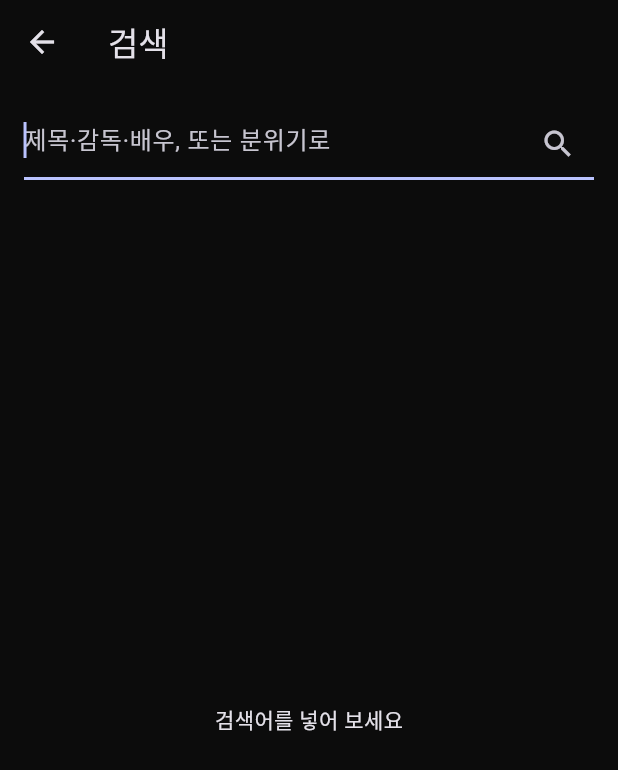
After one commit to musqat/starchive, a Flutter app: the screen it shows after launch, after a tap on the "search" icon, on a phone screen of 412 x 824 dp. The commit adds this screen. Shown: the top 770 px of the screen. Run offline on Flutter 3.47's test engine with Material 3 defaults, Android fonts, the phone set to English and light mode, and no system bars; our stand-ins replace flutter_riverpod, flutter_secure_storage; network calls fail.

Commit message:
feat: 앱에 검색 화면을 붙인다
제목·이름과 분위기를 한 창에서 찾는다. 자연어로 물으면 결과 위에 LLM 한 줄이 붙는다. 분당 20회 제한이 있어 완료를 눌렀을 때만 부른다.

```diff
--- a/mobile/lib/models/recommendation.dart
+++ b/mobile/lib/models/recommendation.dart
@@ -35,8 +35,8 @@ class RecommendationList {
   factory RecommendationList.fromJson(Map<String, dynamic> json) {
     return RecommendationList(
       items: (json['items'] as List)
-      .map((e) => Recommendation.fromJson(e as Map<String, dynamic>))
-      .toList(),
+          .map((e) => Recommendation.fromJson(e as Map<String, dynamic>))
+          .toList(),
       ratedCount: json['rated_count'] as int,
       requiredCount: json['required_count'] as int,
       requiredRating: (json['required_rating'] as num).toDouble(),
--- /dev/null
+++ b/mobile/lib/providers/search_provider.dart
@@ -0,0 +1,19 @@
+import 'package:flutter_riverpod/flutter_riverpod.dart';
+
+import '../models/search_result.dart';
+import 'auth_provider.dart';
+
+/// 검색. 검색어가 비면 부르지 않는다
+final searchProvider = FutureProvider.family<SearchResult?, String>((
+  ref,
+  query,
+) async {
+  if (query.isEmpty) {
+    return null;
+  }
+  final api = ref.read(apiClientProvider);
+
+  return SearchResult.fromJson(
+    await api.get('/search?q=${Uri.encodeQueryComponent(query)}'),
+  );
+});
--- a/mobile/lib/screens/home_screen.dart
+++ b/mobile/lib/screens/home_screen.dart
@@ -8,6 +8,7 @@ import '../providers/auth_provider.dart';
 import '../providers/content_provider.dart';
 import '../widgets/content_row.dart';
 import 'login_screen.dart';
+import 'search_screen.dart';
 
 class HomeScreen extends ConsumerWidget {
   const HomeScreen({super.key, required this.user});
@@ -21,11 +22,18 @@ class HomeScreen extends ConsumerWidget {
       appBar: AppBar(
         title: Text(user == null ? 'starchive' : '${user!.nickname} 님'),
         actions: [
+          IconButton(
+            onPressed: () => Navigator.of(
+              context,
+            ).push(MaterialPageRoute(builder: (_) => const SearchScreen())),
+            icon: const Icon(Icons.search),
+            tooltip: '검색',
+          ),
           if (user == null)
             TextButton(
-              onPressed: () => Navigator.of(context).push(
-                MaterialPageRoute(builder: (_) => const LoginScreen()),
-              ),
+              onPressed: () => Navigator.of(
+                context,
+              ).push(MaterialPageRoute(builder: (_) => const LoginScreen())),
               child: const Text('로그인'),
             )
           else
--- /dev/null
+++ b/mobile/lib/screens/search_screen.dart
@@ -0,0 +1,124 @@
+import 'package:flutter/material.dart';
+import 'package:flutter_riverpod/flutter_riverpod.dart';
+
+import '../api/api_client.dart';
+import '../models/content.dart';
+import '../providers/search_provider.dart';
+
+class SearchScreen extends ConsumerStatefulWidget {
+  const SearchScreen({super.key});
+
+  @override
+  ConsumerState<SearchScreen> createState() => _SearchScreenState();
+}
+
+class _SearchScreenState extends ConsumerState<SearchScreen> {
+  final _input = TextEditingController();
+
+  /// 실제로 부른 검색어. 입력 중에는 안 바뀐다
+  String _query = '';
+
+  @override
+  void dispose() {
+    _input.dispose();
+    super.dispose();
+  }
+
+  void _search() {
+    setState(() {
+      _query = _input.text.trim();
+    });
+  }
+
+  @override
+  Widget build(BuildContext context) {
+    final result = ref.watch(searchProvider(_query));
+
+    return Scaffold(
+      appBar: AppBar(title: const Text('검색')),
+      body: Column(
+        children: [
+          Padding(
+            padding: const EdgeInsets.all(16),
+            child: TextField(
+              controller: _input,
+              autofocus: true,
+              textInputAction: TextInputAction.search,
+              onSubmitted: (_) => _search(),
+              decoration: InputDecoration(
+                hintText: '제목·감독·배우, 또는 분위기로',
+                suffixIcon: IconButton(
+                  onPressed: _search,
+                  icon: const Icon(Icons.search),
+                ),
+              ),
+            ),
+          ),
+          Expanded(
+            child: result.when(
+              loading: () => const Center(child: CircularProgressIndicator()),
+              error: (e, _) => Center(
+                child: Text(
+                  e is ApiException ? e.message : '검색하지 못했어요',
+                  textAlign: TextAlign.center,
+                ),
+              ),
+              data: (data) {
+                if (data == null) {
+                  return const Center(child: Text('검색어를 넣어 보세요'));
+                }
+                if (data.items.isEmpty) {
+                  return const Center(child: Text('찾은 게 없어요'));
+                }
+                return ListView(
+                  children: [
+                    if (data.comment != null)
+                      Padding(
+                        padding: const EdgeInsets.fromLTRB(16, 0, 16, 12),
+                        child: Text(
+                          data.comment!,
+                          style: Theme.of(context).textTheme.bodyMedium,
+                        ),
+                      ),
+                    for (final item in data.items) _ResultTile(item: item),
+                  ],
+                );
+              },
+            ),
+          ),
+        ],
+      ),
+    );
+  }
+}
+
+class _ResultTile extends StatelessWidget {
+  const _ResultTile({required this.item});
+
+  final Content item;
+
+  @override
+  Widget build(BuildContext context) {
+    return ListTile(
+      leading: SizedBox(
+        width: 48,
+        height: 68,
+        child: item.imageUrl == null
+            ? ColoredBox(
+                color: Theme.of(context).colorScheme.surfaceContainerHighest,
+              )
+            : Image.network(
+                item.imageUrl!,
+                fit: BoxFit.cover,
+                errorBuilder: (context, _, _) => ColoredBox(
+                  color: Theme.of(context).colorScheme.surfaceContainerHighest,
+                ),
+              ),
+      ),
+      title: Text(item.title, maxLines: 2, overflow: TextOverflow.ellipsis),
+      subtitle: Text(item.creator ?? (item.type == 'MOVIE' ? '영화' : '책')),
+      // 2단계에서 상세 화면으로 연결한다
+      onTap: null,
+    );
+  }
+}
```
Also changed, not shown: mobile/lib/models/search_result.dart (added, +18 -0 lines).
